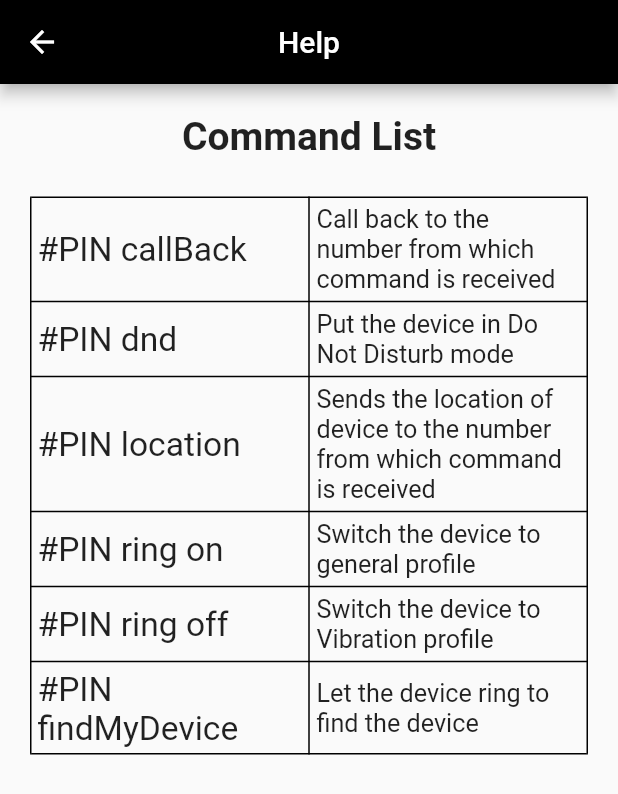
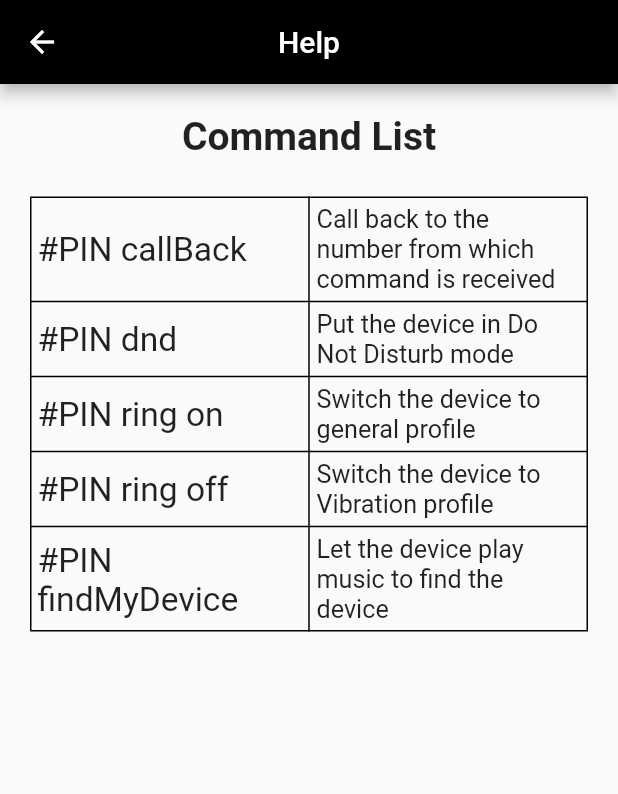
Before and after one commit to r00t-victor/sharptrack, a Flutter app: the Helpscreen screen opened directly, on a phone screen of 412 x 824 dp. Shown: the top 794 px of the screen. Run offline on Flutter 3.47's test engine with Material 2 defaults, Android fonts, the phone set to English and light mode, and no system bars; our stand-ins replace audioplayers, shared_preferences; missing offline and left inert: flutter_phone_direct_caller, sound_mode, telephony, volume_control; accounts and stored records are empty.

Commit message:
optimized help screen and removed location

```diff
--- a/lib/screens/helpscreen.dart
+++ b/lib/screens/helpscreen.dart
@@ -1,7 +1,15 @@
 import 'package:flutter/material.dart';
 
 class Helpscreen extends StatelessWidget {
-  const Helpscreen({super.key});
+  Helpscreen({super.key});
+
+  final commandsMap = {
+    "#PIN callBack": "Call back to the number from which command is received",
+    "#PIN dnd": "Put the device in Do Not Disturb mode",
+    "#PIN ring on": "Switch the device to general profile",
+    "#PIN ring off": "Switch the device to Vibration profile",
+    "#PIN findMyDevice": "Let the device play music to find the device"
+  };
 
   @override
   Widget build(BuildContext context) {
@@ -29,106 +37,23 @@ class Helpscreen extends StatelessWidget {
             child: Table(
               border: TableBorder.all(width: 1.0, color: Colors.black),
               defaultVerticalAlignment: TableCellVerticalAlignment.middle,
-              children: const [
-                TableRow(
+              children: commandsMap.entries.map((e) {
+                return TableRow(
                   children: [
                     Padding(
-                      padding: EdgeInsets.all(5),
+                      padding: const EdgeInsets.all(5),
                       child: Text(
-                        "#PIN callBack",
+                        e.key,
                         textScaleFactor: 1.6,
                       ),
                     ),
                     Padding(
-                      padding: EdgeInsets.all(5),
-                      child: Text(
-                          "Call back to the number from which command is received",
-                          textScaleFactor: 1.2),
+                      padding: const EdgeInsets.all(5),
+                      child: Text(e.value, textScaleFactor: 1.2),
                     ),
                   ],
-                ),
-                TableRow(
-                  children: [
-                    Padding(
-                      padding: EdgeInsets.all(5),
-                      child: Text(
-                        "#PIN dnd",
-                        textScaleFactor: 1.6,
-                      ),
-                    ),
-                    Padding(
-                      padding: EdgeInsets.all(5),
-                      child: Text("Put the device in Do Not Disturb mode",
-                          textScaleFactor: 1.2),
-                    ),
-                  ],
-                ),
-                TableRow(
-                  children: [
-                    Padding(
-                      padding: EdgeInsets.all(5),
-                      child: Text(
-                        "#PIN location",
-                        textScaleFactor: 1.6,
-                      ),
-                    ),
-                    Padding(
-                      padding: EdgeInsets.all(5),
-                      child: Text(
-                          "Sends the location of device to the number from which command is received",
-                          textScaleFactor: 1.2),
-                    ),
-                  ],
-                ),
-                TableRow(
-                  children: [
-                    Padding(
-                      padding: EdgeInsets.all(5),
-                      child: Text(
-                        "#PIN ring on",
-                        textScaleFactor: 1.6,
-                      ),
-                    ),
-                    Padding(
-                      padding: EdgeInsets.all(5),
-                      child: Text("Switch the device to general profile",
-                          textScaleFactor: 1.2),
-                    ),
-                  ],
-                ),
-                TableRow(
-                  children: [
-                    Padding(
-                      padding: EdgeInsets.all(5),
-                      child: Text(
-                        "#PIN ring off",
-                        textScaleFactor: 1.6,
-                      ),
-                    ),
-                    Padding(
-                      padding: EdgeInsets.all(5),
-                      child: Text("Switch the device to Vibration profile",
-                          textScaleFactor: 1.2),
-                    ),
-                  ],
-                ),
-                TableRow(
-                  children: [
-                    Padding(
-                      padding: EdgeInsets.all(5),
-                      child: Text(
-                        "#PIN findMyDevice",
-                        textScaleFactor: 1.6,
-                      ),
-                    ),
-                    Padding(
-                      padding: EdgeInsets.all(5),
-                      child: Text("Let the device ring to find the device",
-                          textScaleFactor: 1.2),
-                    ),
-                  ],
-                ),
-              ],
+                );
+              }).toList(),
             ),
           )
         ]),
--- a/lib/screens/homepage.dart
+++ b/lib/screens/homepage.dart
@@ -72,7 +72,7 @@ class _HomePageState extends State<HomePage> {
                   Navigator.push(
                     context,
                     MaterialPageRoute(builder: (context) {
-                      return const Helpscreen();
+                      return Helpscreen();
                     }),
                   );
                 },
```
